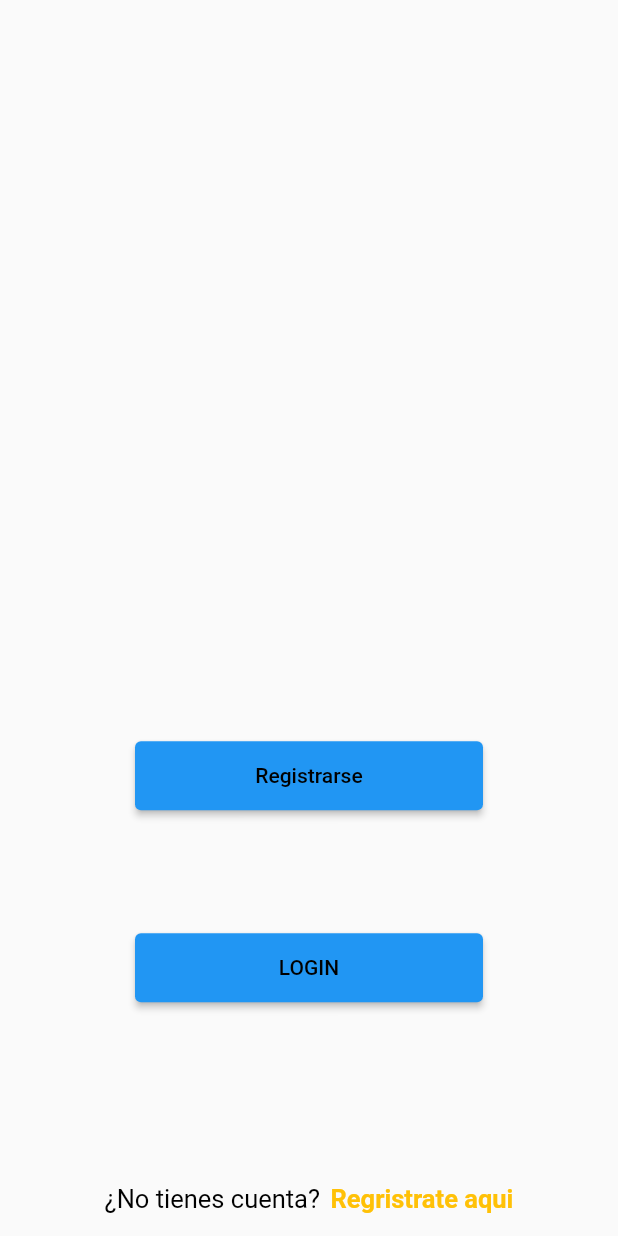
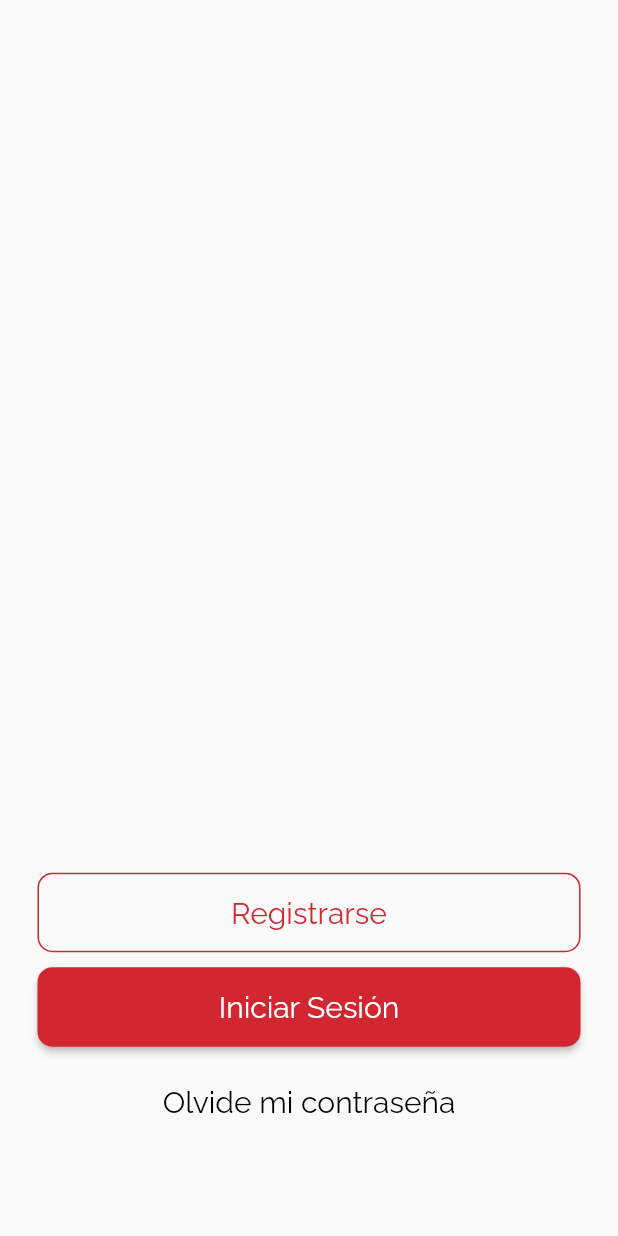
Before and after one commit to rouge2504/GrupoMexicoFrontEnd, a Flutter app: the screen it shows after launch, on a phone screen of 412 x 824 dp. Run offline on Flutter 3.47's test engine with Material 2 defaults, Android fonts, the phone set to English and light mode, and no system bars; our stand-ins replace flutter_credit_card, fluttertoast, get, get_storage, qr_flutter.

Commit message:
Add login page without Code

```diff
--- a/gm_frontend/lib/main.dart
+++ b/gm_frontend/lib/main.dart
@@ -36,6 +36,21 @@ class _MyAppState extends State<MyApp> {
             page: () => ClientPaymentsIntallmentsPage()),
         GetPage(name: '/qr', page: () => QRPage()),
       ],
+      theme: ThemeData(
+          primaryColor: Color.fromRGBO(210, 39, 48, 1),
+          fontFamily: 'Raleway',
+          colorScheme: ColorScheme(
+              brightness: Brightness.light,
+              primary: Color.fromRGBO(210, 39, 48, 1),
+              onPrimary: Colors.grey,
+              secondary: const Color.fromRGBO(45, 140, 158, 1),
+              onSecondary: Colors.grey,
+              error: Colors.grey,
+              onError: Colors.grey,
+              background: Colors.grey,
+              onBackground: Colors.grey,
+              surface: Colors.grey,
+              onSurface: Colors.grey)),
       navigatorKey: Get.key,
     );
   }
--- a/gm_frontend/lib/src/pages/login/login_page.dart
+++ b/gm_frontend/lib/src/pages/login/login_page.dart
@@ -9,10 +9,6 @@ class LoginPage extends StatelessWidget {
   @override
   Widget build(BuildContext context) {
     return Scaffold(
-      bottomNavigationBar: Container(
-        height: 50,
-        child: _textDontHaveAccount(),
-      ),
       body: Stack(
         children: [
           _boxForm(context),
@@ -25,12 +21,12 @@ class LoginPage extends StatelessWidget {
     return Container(
       //height: MediaQuery.of(context).size.height * 0.1,
       margin: EdgeInsets.only(
-        top: MediaQuery.of(context).size.height * 0.55,
-        left: 50,
-        right: 50,
+        top: MediaQuery.of(context).size.height * 0.70,
+        left: 15,
+        right: 15,
       ),
       child: Column(
-        children: [_buttonRegister(), _buttonLogin()],
+        children: [_buttonRegister(context), _buttonLogin(), _forgotAccount()],
       ),
     );
   }
@@ -38,57 +34,58 @@ class LoginPage extends StatelessWidget {
   Widget _buttonLogin() {
     return Container(
       width: double.infinity,
-      margin: EdgeInsets.symmetric(horizontal: 40, vertical: 40),
+      margin: EdgeInsets.symmetric(horizontal: 10, vertical: 5),
       child: ElevatedButton(
           onPressed: () {},
           style: ElevatedButton.styleFrom(
+              shape: RoundedRectangleBorder(
+                  borderRadius: BorderRadius.circular(10.0)),
               padding: EdgeInsets.symmetric(vertical: 15)),
           child: Text(
-            'LOGIN',
-            style: TextStyle(color: Colors.black),
+            'Iniciar Sesión',
+            style: TextStyle(color: Colors.white, fontSize: 20),
           )),
     );
   }
 
-  Widget _buttonRegister() {
+  Widget _forgotAccount() {
     return Container(
       width: double.infinity,
-      margin: EdgeInsets.symmetric(horizontal: 40, vertical: 40),
+      margin: EdgeInsets.symmetric(horizontal: 10, vertical: 5),
       child: ElevatedButton(
           onPressed: () {},
           style: ElevatedButton.styleFrom(
+              backgroundColor: Colors.transparent,
+              foregroundColor: Colors.black,
+              elevation: 0,
               padding: EdgeInsets.symmetric(vertical: 15)),
           child: Text(
-            'Registrarse',
-            style: TextStyle(color: Colors.black),
+            'Olvide mi contraseña',
+            style: TextStyle(color: Colors.black, fontSize: 20),
           )),
     );
   }
 
-  Widget _textDontHaveAccount() {
-    return Row(
-      mainAxisAlignment: MainAxisAlignment.center,
-      children: [
-        Text(
-          '¿No tienes cuenta?',
-          style: TextStyle(
-            color: Colors.black,
-            fontSize: 17,
-          ),
-        ),
-        SizedBox(width: 7),
-        GestureDetector(
-          onTap: () {},
+  Widget _buttonRegister(BuildContext context) {
+    return Container(
+      width: double.infinity,
+      margin: EdgeInsets.symmetric(horizontal: 10, vertical: 5),
+      child: ElevatedButton(
+          onPressed: () {},
+          style: ElevatedButton.styleFrom(
+              backgroundColor: Colors.transparent,
+              foregroundColor: Colors.black,
+              elevation: 0,
+              shape: RoundedRectangleBorder(
+                  borderRadius: BorderRadius.circular(10.0)),
+              side: BorderSide(
+                  width: 1.0, color: Theme.of(context).colorScheme.primary),
+              padding: EdgeInsets.symmetric(vertical: 15)),
           child: Text(
-            'Regristrate aqui',
+            'Registrarse',
             style: TextStyle(
-              color: Colors.amber,
-              fontWeight: FontWeight.bold,
-              fontSize: 17,
-            ),
-          ),
-        )
-      ],
+                color: Theme.of(context).colorScheme.primary, fontSize: 20),
+          )),
     );
   }
 
```
Also changed, not shown: gm_frontend/pubspec.yaml (+7 -6 lines), gm_frontend/assets/fonts/Raleway-Bold.ttf (added), gm_frontend/assets/fonts/Raleway-Regular.ttf (added), gm_frontend/assets/fonts/Raleway-SemiBold.ttf (added), 7 other files.
